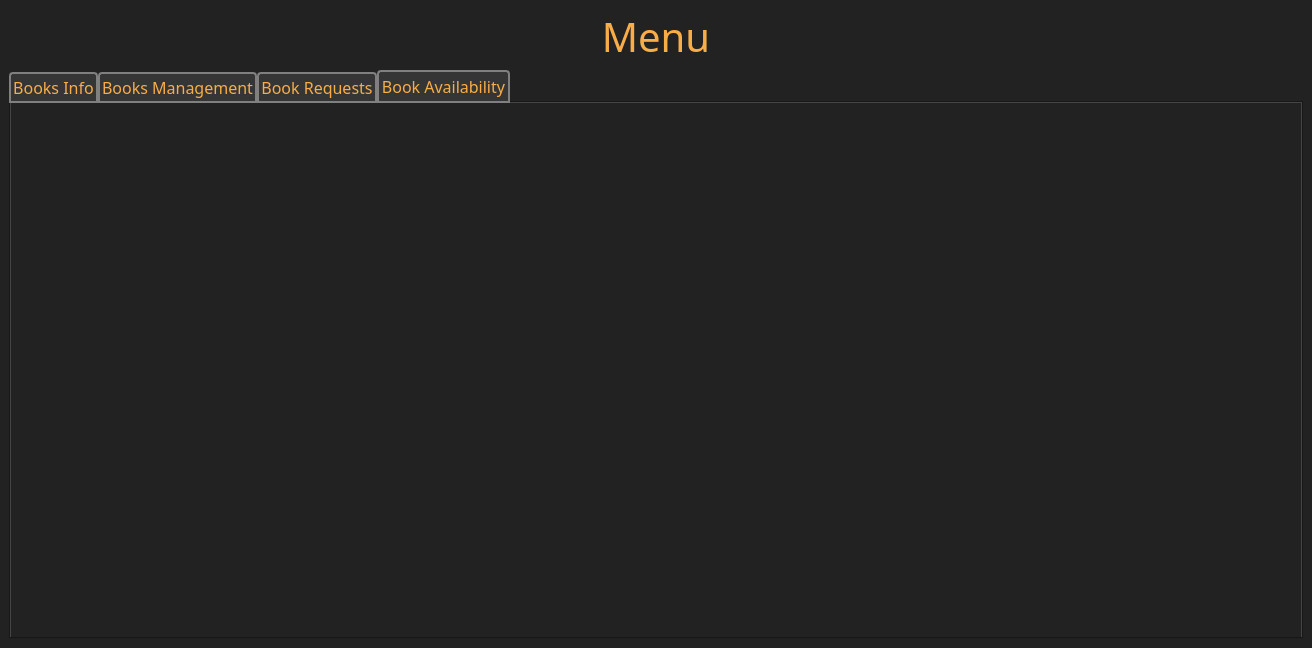
Before: the Qt Designer form mainwindow.ui in DistroRickDev/lms_oop_qt, drawn with Qt 5.
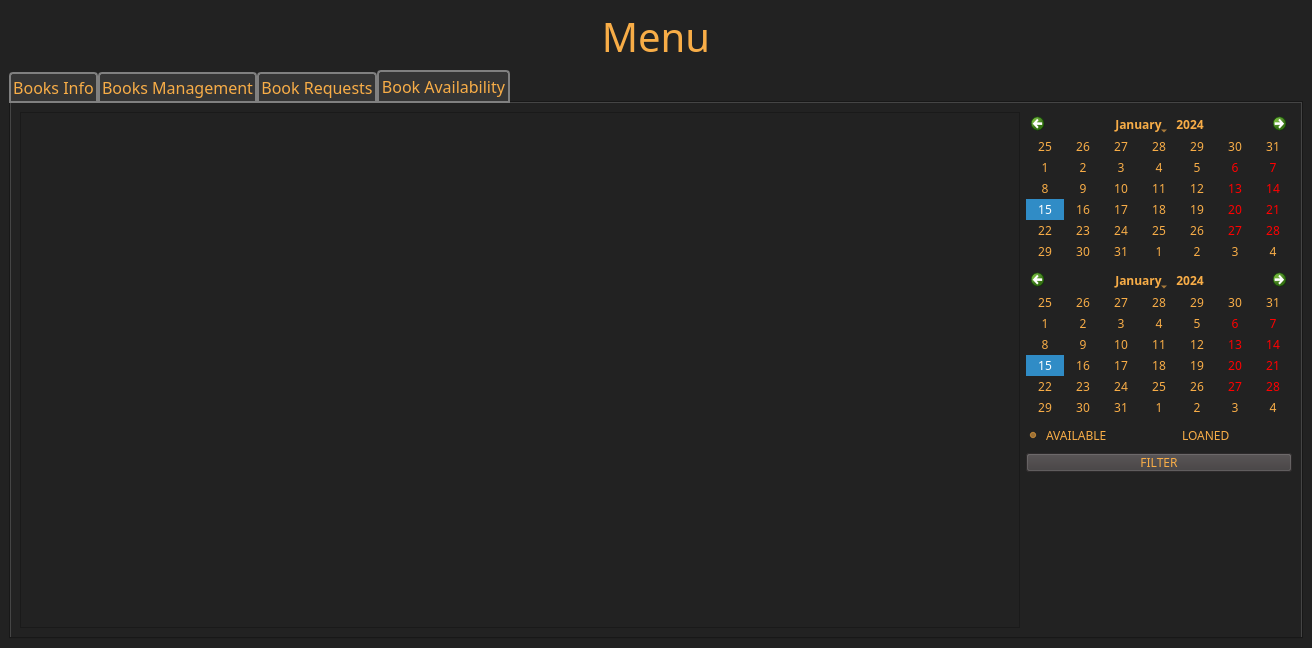
After: the same form once the commit is applied. The open tabs and pages were chosen to show the change.

Diff of the .ui file:
```diff
--- a/mainwindow.ui
+++ b/mainwindow.ui
@@ -105,6 +105,11 @@
 
 QComboBox:disabled{
 	color: gray;
+}
+
+#available_rb , #unavailable_rb
+{
+	background: transparent;
 }</string>
   </property>
   <property name="animated">
@@ -114,7 +119,7 @@
    <property name="styleSheet">
     <string notr="true"/>
    </property>
-   <layout class="QHBoxLayout" name="horizontalLayout_24">
+   <layout class="QVBoxLayout" name="verticalLayout_12">
     <item>
      <layout class="QVBoxLayout" name="verticalLayout">
       <item>
@@ -911,6 +916,99 @@
          <attribute name="title">
           <string>Book Availability</string>
          </attribute>
+         <layout class="QHBoxLayout" name="horizontalLayout_24">
+          <item>
+           <widget class="QTableWidget" name="book_avail_table">
+            <property name="minimumSize">
+             <size>
+              <width>1000</width>
+              <height>200</height>
+             </size>
+            </property>
+            <attribute name="horizontalHeaderMinimumSectionSize">
+             <number>125</number>
+            </attribute>
+            <attribute name="horizontalHeaderDefaultSectionSize">
+             <number>125</number>
+            </attribute>
+           </widget>
+          </item>
+          <item>
+           <layout class="QVBoxLayout" name="verticalLayout_11">
+            <item>
+             <layout class="QVBoxLayout" name="verticalLayout_10">
+              <item>
+               <widget class="QCalendarWidget" name="reqTableCal">
+                <property name="horizontalHeaderFormat">
+                 <enum>QCalendarWidget::NoHorizontalHeader</enum>
+                </property>
+                <property name="verticalHeaderFormat">
+                 <enum>QCalendarWidget::NoVerticalHeader</enum>
+                </property>
+               </widget>
+              </item>
+              <item>
+               <widget class="QCalendarWidget" name="retTableCal">
+                <property name="horizontalHeaderFormat">
+                 <enum>QCalendarWidget::NoHorizontalHeader</enum>
+                </property>
+                <property name="verticalHeaderFormat">
+                 <enum>QCalendarWidget::NoVerticalHeader</enum>
+                </property>
+                <property name="navigationBarVisible">
+                 <bool>true</bool>
+                </property>
+                <property name="dateEditEnabled">
+                 <bool>true</bool>
+                </property>
+               </widget>
+              </item>
+             </layout>
+            </item>
+            <item>
+             <layout class="QHBoxLayout" name="horizontalLayout_28">
+              <item>
+               <widget class="QRadioButton" name="available_rb">
+                <property name="text">
+                 <string>AVAILABLE</string>
+                </property>
+                <property name="checked">
+                 <bool>true</bool>
+                </property>
+               </widget>
+              </item>
+              <item>
+               <widget class="QRadioButton" name="unavailable_rb">
+                <property name="text">
+                 <string>LOANED</string>
+                </property>
+               </widget>
+              </item>
+             </layout>
+            </item>
+            <item>
+             <widget class="QPushButton" name="filter_req_ret_btn">
+              <property name="text">
+               <string>FILTER</string>
+              </property>
+             </widget>
+            </item>
+            <item>
+             <spacer name="verticalSpacer_4">
+              <property name="orientation">
+               <enum>Qt::Vertical</enum>
+              </property>
+              <property name="sizeHint" stdset="0">
+               <size>
+                <width>20</width>
+                <height>40</height>
+               </size>
+              </property>
+             </spacer>
+            </item>
+           </layout>
+          </item>
+         </layout>
         </widget>
        </widget>
       </item>
```
Left out of the diff: 32 changed lines with no effect on the pictures.
